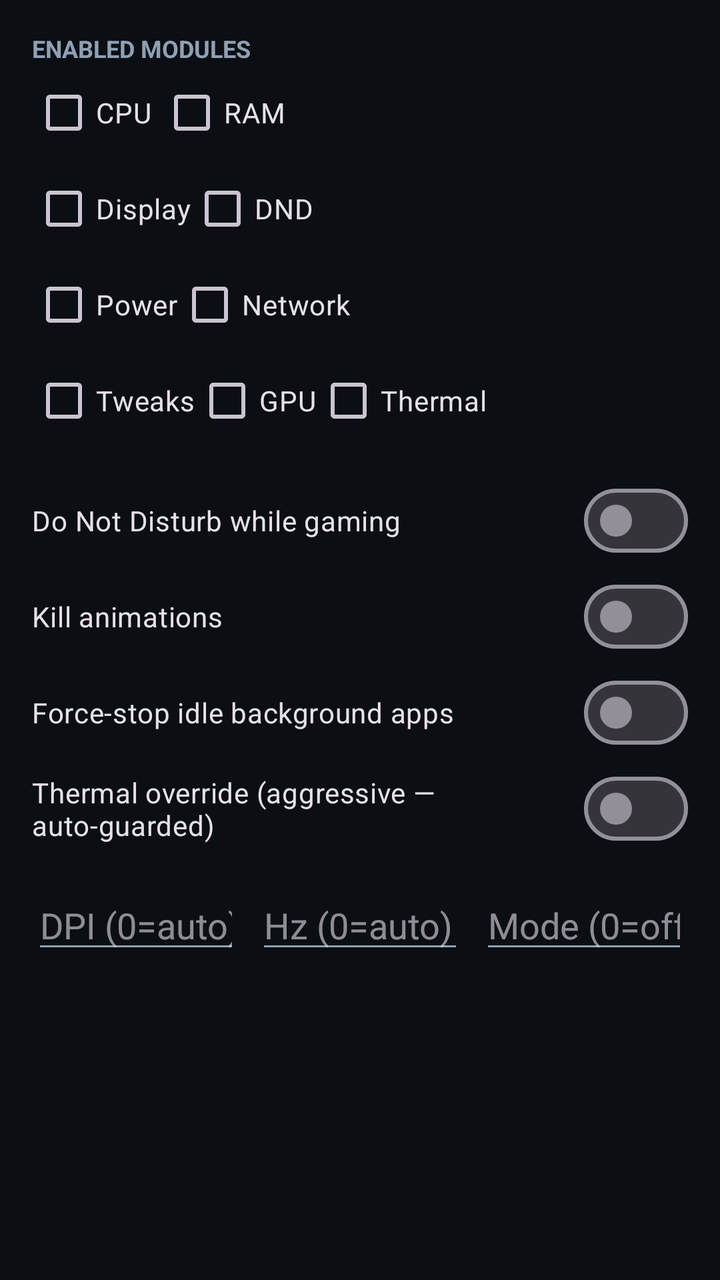
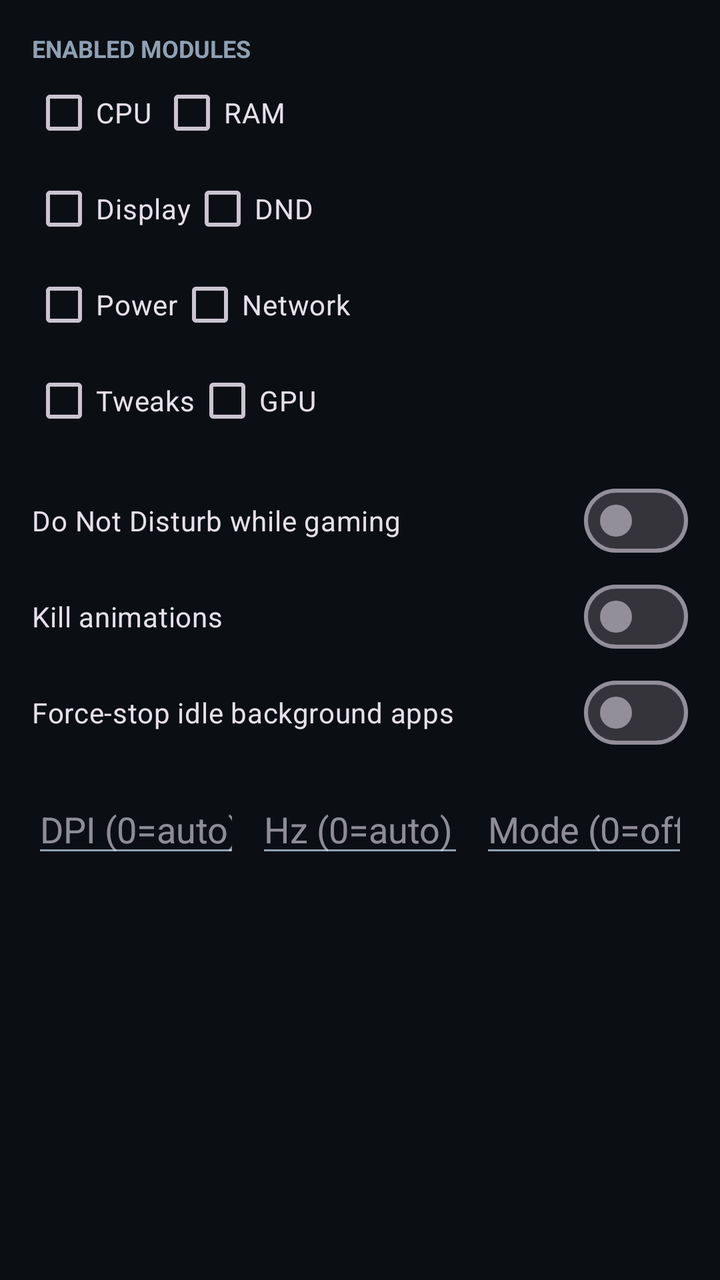

Compare the two renders of this Android layout. The source of the first and the diff that turns it into the second are given below.
<!-- AndroidManifest.xml: application theme Theme.Nitro -->
<!-- res/layout/dialog_profile_edit.xml -->
<?xml version="1.0" encoding="utf-8"?>
<ScrollView xmlns:android="http://schemas.android.com/apk/res/android"
    xmlns:app="http://schemas.android.com/apk/res-auto"
    android:layout_width="match_parent"
    android:layout_height="wrap_content">

    <LinearLayout
        android:layout_width="match_parent"
        android:layout_height="wrap_content"
        android:orientation="vertical"
        android:padding="16dp">

        <TextView
            android:layout_width="wrap_content"
            android:layout_height="wrap_content"
            android:text="@string/profile_modules_title"
            android:textColor="@color/nb_subtext"
            android:textSize="12sp"
            android:textStyle="bold" />

        <LinearLayout
            android:layout_width="match_parent"
            android:layout_height="wrap_content"
            android:orientation="horizontal">

            <CheckBox
                android:id="@+id/chk_cpu"
                android:layout_width="wrap_content"
                android:layout_height="wrap_content"
                android:layout_marginEnd="4dp"
                android:text="@string/mod_cpu" />

            <CheckBox
                android:id="@+id/chk_ram"
                android:layout_width="wrap_content"
                android:layout_height="wrap_content"
                android:text="@string/mod_ram" />
        </LinearLayout>

        <LinearLayout
            android:layout_width="match_parent"
            android:layout_height="wrap_content"
            android:orientation="horizontal">

            <CheckBox
                android:id="@+id/chk_display"
                android:layout_width="wrap_content"
                android:layout_height="wrap_content"
                android:text="@string/mod_display" />

            <CheckBox
                android:id="@+id/chk_dnd"
                android:layout_width="wrap_content"
                android:layout_height="wrap_content"
                android:text="@string/mod_dnd" />
        </LinearLayout>

        <LinearLayout
            android:layout_width="match_parent"
            android:layout_height="wrap_content"
            android:orientation="horizontal">

            <CheckBox
                android:id="@+id/chk_power"
                android:layout_width="wrap_content"
                android:layout_height="wrap_content"
                android:text="@string/mod_power" />

            <CheckBox
                android:id="@+id/chk_network"
                android:layout_width="wrap_content"
                android:layout_height="wrap_content"
                android:text="@string/mod_network" />
        </LinearLayout>

        <LinearLayout
            android:layout_width="match_parent"
            android:layout_height="wrap_content"
            android:orientation="horizontal">

            <CheckBox
                android:id="@+id/chk_tweaks"
                android:layout_width="wrap_content"
                android:layout_height="wrap_content"
                android:text="@string/mod_tweaks" />

            <CheckBox
                android:id="@+id/chk_gpu"
                android:layout_width="wrap_content"
                android:layout_height="wrap_content"
                android:text="@string/mod_gpu" />

            <CheckBox
                android:id="@+id/chk_thermal"
                android:layout_width="wrap_content"
                android:layout_height="wrap_content"
                android:text="@string/mod_thermal" />
        </LinearLayout>

        <com.google.android.material.materialswitch.MaterialSwitch
            android:id="@+id/sw_dnd"
            android:layout_width="match_parent"
            android:layout_height="wrap_content"
            android:layout_marginTop="12dp"
            android:text="@string/opt_dnd" />

        <com.google.android.material.materialswitch.MaterialSwitch
            android:id="@+id/sw_anim"
            android:layout_width="match_parent"
            android:layout_height="wrap_content"
            android:text="@string/opt_anim" />

        <com.google.android.material.materialswitch.MaterialSwitch
            android:id="@+id/sw_ram_kill"
            android:layout_width="match_parent"
            android:layout_height="wrap_content"
            android:text="@string/opt_ram_kill" />

        <com.google.android.material.materialswitch.MaterialSwitch
            android:id="@+id/sw_thermal"
            android:layout_width="match_parent"
            android:layout_height="wrap_content"
            android:text="@string/opt_thermal" />

        <LinearLayout
            android:layout_width="match_parent"
            android:layout_height="wrap_content"
            android:layout_marginTop="12dp"
            android:orientation="horizontal">

            <EditText
                android:id="@+id/edit_dpi"
                android:layout_width="0dp"
                android:layout_height="wrap_content"
                android:layout_weight="1"
                android:hint="@string/hint_dpi"
                android:inputType="number"
                android:maxLength="4" />

            <EditText
                android:id="@+id/edit_refresh"
                android:layout_width="0dp"
                android:layout_height="wrap_content"
                android:layout_weight="1"
                android:layout_marginStart="8dp"
                android:hint="@string/hint_refresh"
                android:inputType="number"
                android:maxLength="3" />

            <EditText
                android:id="@+id/edit_game_mode"
                android:layout_width="0dp"
                android:layout_height="wrap_content"
                android:layout_weight="1"
                android:layout_marginStart="8dp"
                android:hint="@string/hint_game_mode"
                android:inputType="number"
                android:maxLength="1" />
        </LinearLayout>
    </LinearLayout>
</ScrollView>
<!-- resources referenced by this layout -->
<resources>
  <color name="nb_subtext">#8FA0B3</color>
  <string name="hint_dpi">DPI (0=auto)</string>
  <string name="hint_game_mode">Mode (0=off, 1–5=platform mode)</string>
  <string name="hint_refresh">Hz (0=auto)</string>
  <string name="mod_cpu">CPU</string>
  <string name="mod_display">Display</string>
  <string name="mod_dnd">DND</string>
  <string name="mod_gpu">GPU</string>
  <string name="mod_network">Network</string>
  <string name="mod_power">Power</string>
  <string name="mod_ram">RAM</string>
  <string name="mod_thermal">Thermal</string>
  <string name="mod_tweaks">Tweaks</string>
  <string name="opt_anim">Kill animations</string>
  <string name="opt_dnd">Do Not Disturb while gaming</string>
  <string name="opt_ram_kill">Force-stop idle background apps</string>
  <string name="opt_thermal">Thermal override (aggressive — auto-guarded)</string>
  <string name="profile_modules_title">ENABLED MODULES</string>
  <style name="Theme.Nitro" parent="Theme.Material3.Dark.NoActionBar">
          <item name="colorPrimary">@color/nb_accent</item>
          <item name="colorOnPrimary">@color/nb_bg</item>
          <item name="colorSecondary">@color/nb_accent2</item>
          <item name="colorOnSecondary">@color/nb_bg</item>
          <item name="android:windowBackground">@color/nb_bg</item>
          <item name="android:statusBarColor">@color/nb_bg</item>
          <item name="android:navigationBarColor">@color/nb_bg</item>
          <item name="android:textColorPrimary">@color/nb_text</item>
          <item name="android:textColorSecondary">@color/nb_subtext</item>
          <item name="android:colorBackground">@color/nb_bg</item>
      </style>
  <color name="nb_accent">#00E676</color>
  <color name="nb_bg">#0B0F14</color>
  <color name="nb_accent2">#00B0FF</color>
  <color name="nb_text">#EAF1F8</color>
</resources>

<!-- the commit's change to res/layout/dialog_profile_edit.xml (unified diff, before → after) -->
@@ -89,12 +89,6 @@
                 android:layout_width="wrap_content"
                 android:layout_height="wrap_content"
                 android:text="@string/mod_gpu" />
-
-            <CheckBox
-                android:id="@+id/chk_thermal"
-                android:layout_width="wrap_content"
-                android:layout_height="wrap_content"
-                android:text="@string/mod_thermal" />
         </LinearLayout>
 
         <com.google.android.material.materialswitch.MaterialSwitch
@@ -115,12 +109,6 @@
             android:layout_width="match_parent"
             android:layout_height="wrap_content"
             android:text="@string/opt_ram_kill" />
-
-        <com.google.android.material.materialswitch.MaterialSwitch
-            android:id="@+id/sw_thermal"
-            android:layout_width="match_parent"
-            android:layout_height="wrap_content"
-            android:text="@string/opt_thermal" />
 
         <LinearLayout
             android:layout_width="match_parent"
<!-- resource entries referenced after the edit -->
@@ -11,12 +11,10 @@
   <string name="mod_network">Network</string>
   <string name="mod_power">Power</string>
   <string name="mod_ram">RAM</string>
-  <string name="mod_thermal">Thermal</string>
   <string name="mod_tweaks">Tweaks</string>
   <string name="opt_anim">Kill animations</string>
   <string name="opt_dnd">Do Not Disturb while gaming</string>
   <string name="opt_ram_kill">Force-stop idle background apps</string>
-  <string name="opt_thermal">Thermal override (aggressive — auto-guarded)</string>
   <string name="profile_modules_title">ENABLED MODULES</string>
   <style name="Theme.Nitro" parent="Theme.Material3.Dark.NoActionBar">
           <item name="colorPrimary">@color/nb_accent</item>
